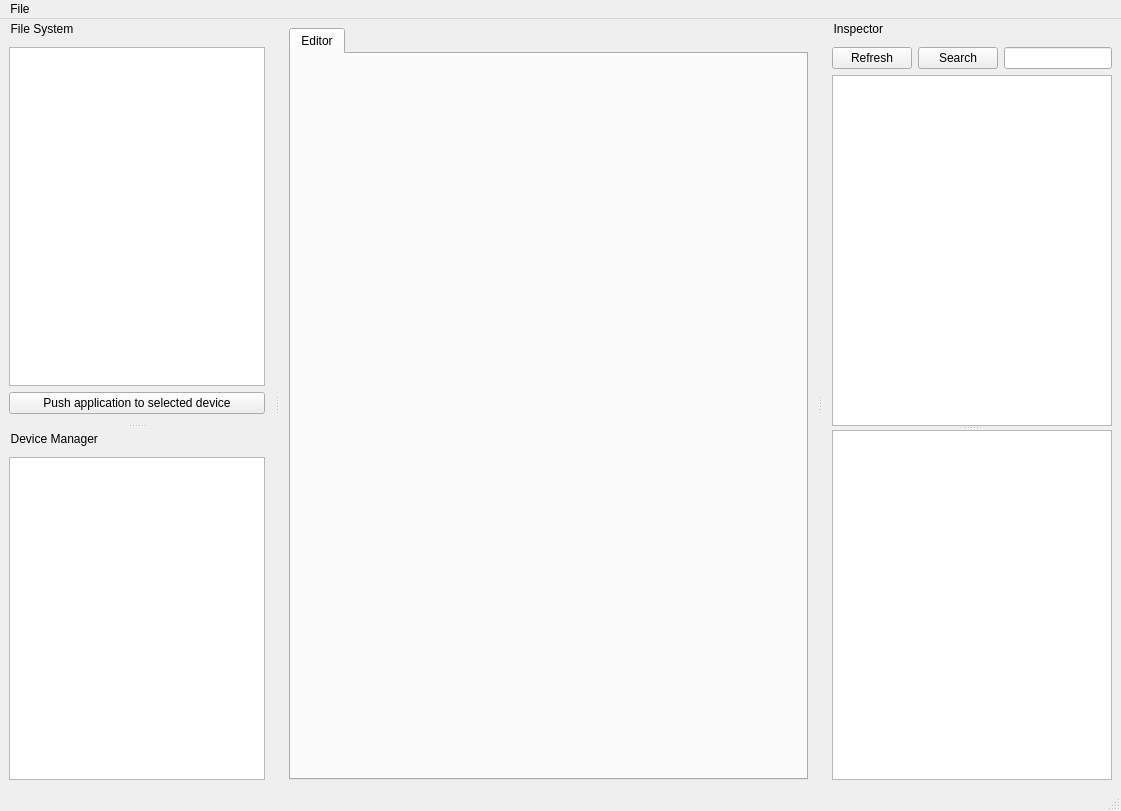
TrickPlay/Trickplay, file tools/debug/TreeView.ui: the form before one commit.
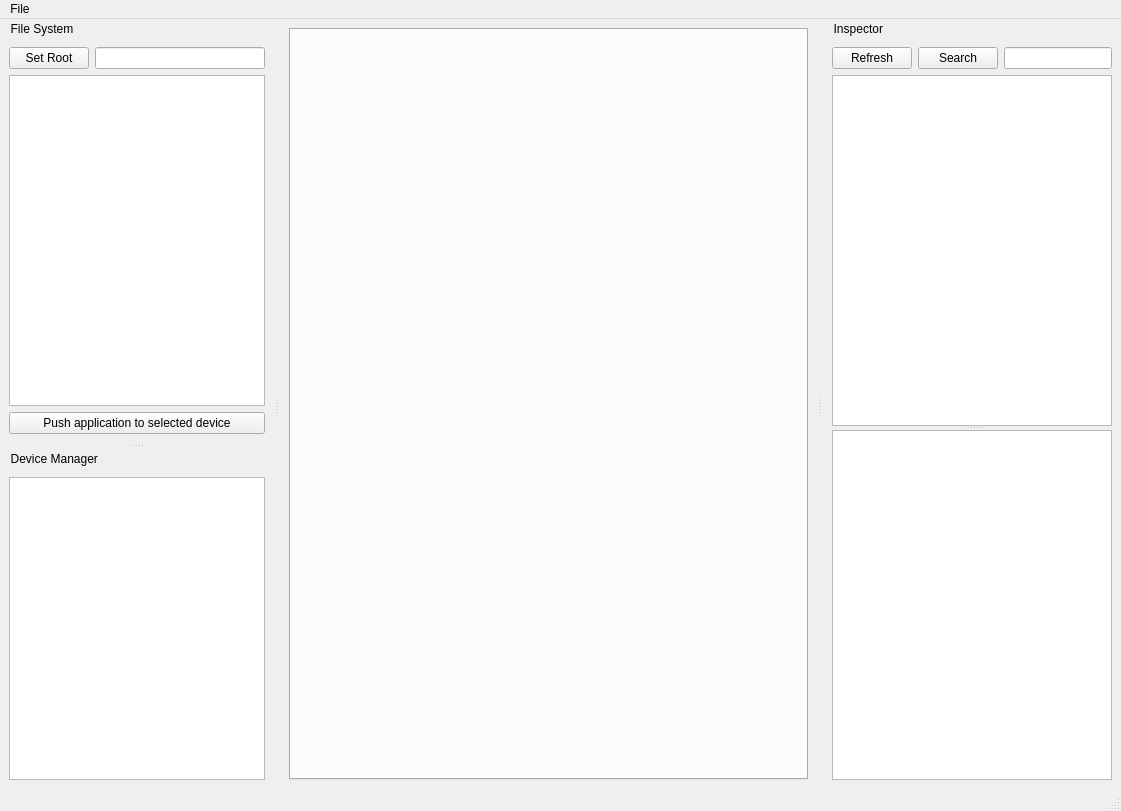
The form after the commit.

Commit message: Added QFileSystemModel, and simple Lua editor

What changed in the file:
```diff
--- a/tools/debug/TreeView.ui
+++ b/tools/debug/TreeView.ui
@@ -32,11 +32,6 @@
       <property name="currentIndex">
        <number>0</number>
       </property>
-      <widget class="QWidget" name="tab">
-       <attribute name="title">
-        <string>Editor</string>
-       </attribute>
-      </widget>
      </widget>
     </item>
    </layout>
@@ -238,7 +233,10 @@
    </attribute>
    <widget class="QWidget" name="dockWidgetContents">
     <layout class="QGridLayout" name="gridLayout_3">
-     <item row="1" column="0">
+     <item row="5" column="0">
+      <widget class="QTreeView" name="fileSystem"/>
+     </item>
+     <item row="6" column="0">
       <widget class="QPushButton" name="pushButton">
        <property name="text">
         <string>Push application to selected device</string>
@@ -246,7 +244,18 @@
       </widget>
      </item>
      <item row="0" column="0">
-      <widget class="QTreeView" name="fileSystem"/>
+      <layout class="QHBoxLayout" name="horizontalLayout_2">
+       <item>
+        <widget class="QPushButton" name="rootDirPushButton">
+         <property name="text">
+          <string>Set Root</string>
+         </property>
+        </widget>
+       </item>
+       <item>
+        <widget class="QLineEdit" name="rootDirLineEdit"/>
+       </item>
+      </layout>
      </item>
     </layout>
    </widget>
```
Left out of the diff: 26 changed lines with no effect on the pictures. The commit also changes 3 other files.
